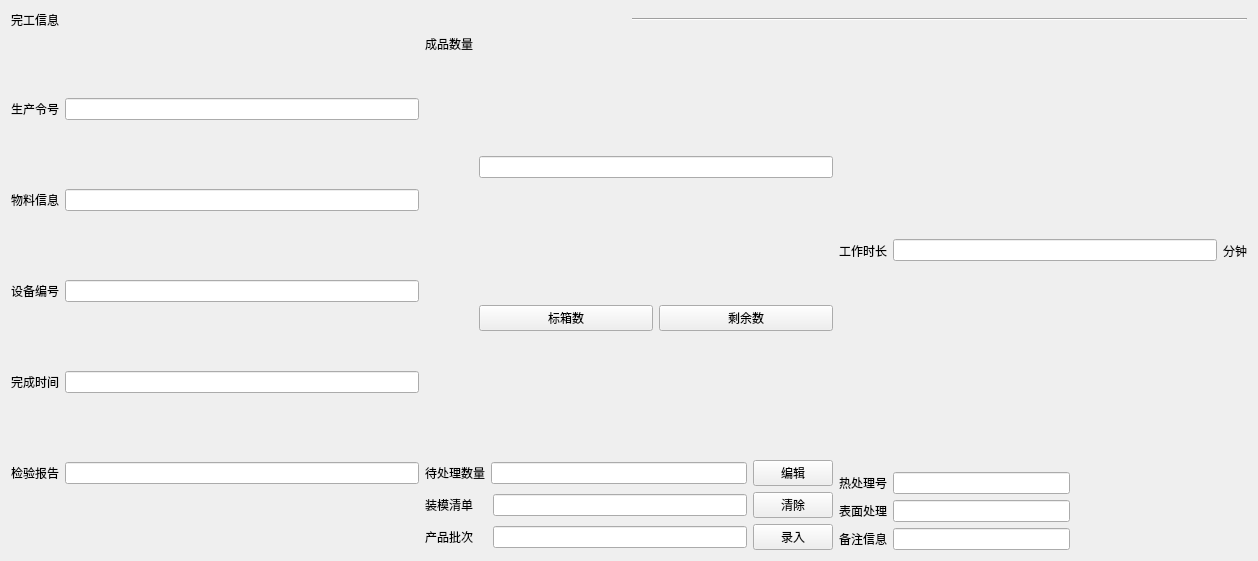
First picture: the form in createtab/finish_work.ui, repository wangxu989/QTcheck-worker, before the edit.
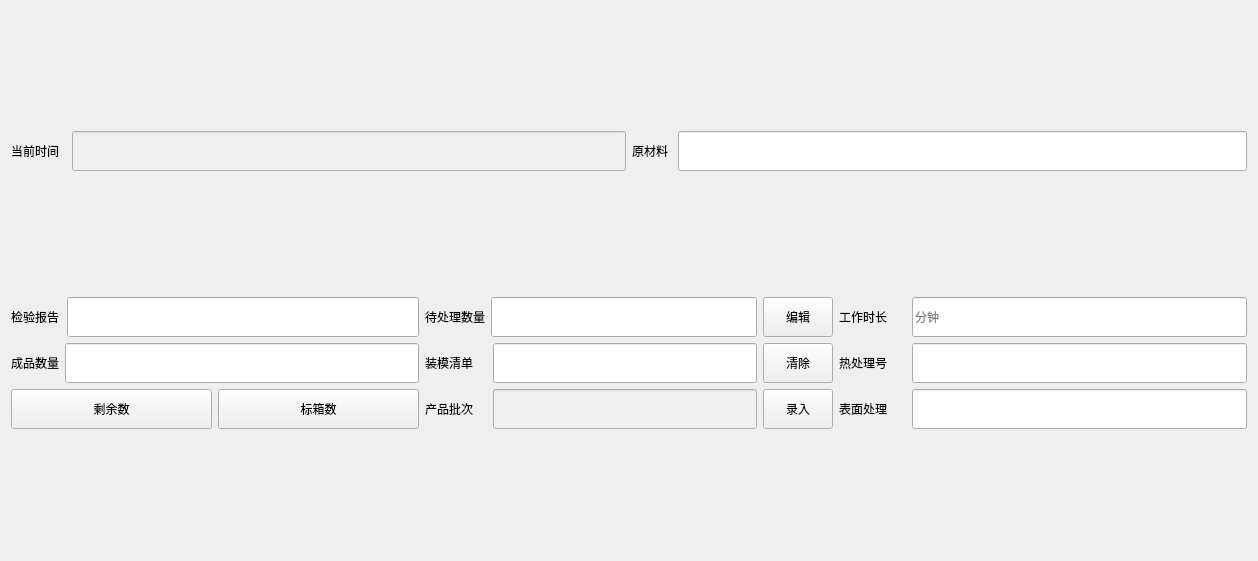
Second picture: the form after the edit. Custom widgets are drawn as their Qt base class.

What changed in the file:
```diff
--- a/createtab/finish_work.ui
+++ b/createtab/finish_work.ui
@@ -13,89 +13,68 @@
   <property name="windowTitle">
    <string>Form</string>
   </property>
-  <layout class="QHBoxLayout" name="horizontalLayout_16">
-   <item>
-    <layout class="QVBoxLayout" name="verticalLayout_6">
-     <item>
-      <layout class="QHBoxLayout" name="horizontalLayout">
-       <item>
-        <widget class="QLabel" name="label">
-         <property name="text">
-          <string>完工信息</string>
-         </property>
-        </widget>
-       </item>
-       <item>
-        <widget class="Line" name="line">
-         <property name="orientation">
-          <enum>Qt::Horizontal</enum>
-         </property>
-        </widget>
-       </item>
-      </layout>
-     </item>
-     <item>
-      <layout class="QHBoxLayout" name="horizontalLayout_18">
-       <item>
-        <layout class="QVBoxLayout" name="verticalLayout">
-         <item>
-          <layout class="QHBoxLayout" name="horizontalLayout_2">
-           <item>
-            <widget class="QLabel" name="label_2">
-             <property name="text">
-              <string>生产令号</string>
-             </property>
-            </widget>
-           </item>
-           <item>
-            <widget class="QLineEdit" name="lineEdit"/>
-           </item>
-          </layout>
-         </item>
-         <item>
-          <layout class="QHBoxLayout" name="horizontalLayout_3">
-           <item>
-            <widget class="QLabel" name="label_3">
-             <property name="text">
-              <string>物料信息</string>
-             </property>
-            </widget>
-           </item>
-           <item>
-            <widget class="QLineEdit" name="lineEdit_2"/>
-           </item>
-          </layout>
-         </item>
-         <item>
-          <layout class="QHBoxLayout" name="horizontalLayout_4">
-           <item>
-            <widget class="QLabel" name="label_4">
-             <property name="text">
-              <string>设备编号</string>
-             </property>
-            </widget>
-           </item>
-           <item>
-            <widget class="QLineEdit" name="lineEdit_3"/>
-           </item>
-          </layout>
-         </item>
+  <layout class="QVBoxLayout" name="verticalLayout_5" stretch="1,2">
          <item>
           <layout class="QHBoxLayout" name="horizontalLayout_5">
            <item>
+      <layout class="QHBoxLayout" name="horizontalLayout_3" stretch="1,10">
+       <item>
             <widget class="QLabel" name="label_5">
              <property name="text">
-              <string>完成时间</string>
+          <string>当前时间</string>
              </property>
             </widget>
            </item>
            <item>
-            <widget class="QLineEdit" name="lineEdit_5"/>
+        <widget class="MyLEdit" name="lineEdit_5">
+         <property name="enabled">
+          <bool>false</bool>
+         </property>
+         <property name="minimumSize">
+          <size>
+           <width>0</width>
+           <height>40</height>
+          </size>
+         </property>
+         <property name="maximumSize">
+          <size>
+           <width>16777215</width>
+           <height>16777215</height>
+          </size>
+         </property>
+        </widget>
            </item>
           </layout>
          </item>
          <item>
-          <layout class="QHBoxLayout" name="horizontalLayout_6">
+      <layout class="QHBoxLayout" name="horizontalLayout_7">
+       <item>
+        <widget class="QLabel" name="label">
+         <property name="text">
+          <string>原材料 </string>
+         </property>
+        </widget>
+       </item>
+       <item>
+        <widget class="MyLEdit" name="lineEdit">
+         <property name="minimumSize">
+          <size>
+           <width>0</width>
+           <height>40</height>
+          </size>
+         </property>
+        </widget>
+       </item>
+      </layout>
+     </item>
+    </layout>
+   </item>
+   <item>
+    <layout class="QHBoxLayout" name="horizontalLayout_8">
+     <item>
+      <layout class="QVBoxLayout" name="verticalLayout_2">
+       <item>
+        <layout class="QHBoxLayout" name="horizontalLayout_6" stretch="1,7">
            <item>
             <widget class="QLabel" name="label_6">
              <property name="text">
@@ -104,18 +83,24 @@
             </widget>
            </item>
            <item>
-            <widget class="QLineEdit" name="lineEdit_4"/>
+          <widget class="MyLEdit" name="lineEdit_4">
+           <property name="enabled">
+            <bool>true</bool>
+           </property>
+           <property name="minimumSize">
+            <size>
+             <width>0</width>
+             <height>40</height>
+            </size>
+           </property>
+          </widget>
            </item>
           </layout>
          </item>
-        </layout>
-       </item>
        <item>
-        <layout class="QVBoxLayout" name="verticalLayout_4">
+        <layout class="QVBoxLayout" name="verticalLayout">
          <item>
-          <layout class="QHBoxLayout" name="horizontalLayout_8">
-           <item>
-            <layout class="QVBoxLayout" name="verticalLayout_3">
+          <layout class="QHBoxLayout" name="horizontalLayout_4">
              <item>
               <widget class="QLabel" name="label_7">
                <property name="text">
@@ -124,41 +109,45 @@
               </widget>
              </item>
              <item>
-              <spacer name="verticalSpacer">
-               <property name="orientation">
-                <enum>Qt::Vertical</enum>
-               </property>
-               <property name="sizeHint" stdset="0">
+            <widget class="MyLEdit" name="lineEdit_6">
+             <property name="minimumSize">
                 <size>
-                 <width>20</width>
+               <width>0</width>
                  <height>40</height>
                 </size>
                </property>
-              </spacer>
+            </widget>
              </item>
             </layout>
            </item>
            <item>
-            <layout class="QVBoxLayout" name="verticalLayout_2">
-             <item>
-              <widget class="QLineEdit" name="lineEdit_6"/>
-             </item>
-             <item>
-              <layout class="QHBoxLayout" name="horizontalLayout_7">
+          <layout class="QHBoxLayout" name="horizontalLayout">
                <item>
                 <widget class="QPushButton" name="pushButton">
-                 <property name="text">
-                  <string>标箱数</string>
-                 </property>
-                </widget>
-               </item>
-               <item>
-                <widget class="QPushButton" name="pushButton_2">
+             <property name="minimumSize">
+              <size>
+               <width>0</width>
+               <height>40</height>
+              </size>
+             </property>
                  <property name="text">
                   <string>剩余数</string>
                  </property>
                 </widget>
                </item>
+           <item>
+            <widget class="QPushButton" name="pushButton_2">
+             <property name="minimumSize">
+              <size>
+               <width>0</width>
+               <height>40</height>
+              </size>
+             </property>
+             <property name="text">
+              <string>标箱数</string>
+             </property>
+            </widget>
+           </item>
               </layout>
              </item>
             </layout>
@@ -166,7 +155,9 @@
           </layout>
          </item>
          <item>
-          <layout class="QHBoxLayout" name="horizontalLayout_9">
+      <layout class="QVBoxLayout" name="verticalLayout_4">
+       <item>
+        <layout class="QHBoxLayout" name="horizontalLayout_9" stretch="1,5,1">
            <item>
             <widget class="QLabel" name="label_8">
              <property name="text">
@@ -175,10 +166,26 @@
             </widget>
            </item>
            <item>
-            <widget class="QLineEdit" name="lineEdit_7"/>
+          <widget class="MyLEdit" name="lineEdit_7">
+           <property name="enabled">
+            <bool>true</bool>
+           </property>
+           <property name="minimumSize">
+            <size>
+             <width>0</width>
+             <height>40</height>
+            </size>
+           </property>
+          </widget>
            </item>
            <item>
             <widget class="QPushButton" name="pushButton_3">
+           <property name="minimumSize">
+            <size>
+             <width>70</width>
+             <height>40</height>
+            </size>
+           </property>
              <property name="text">
               <string>编辑</string>
              </property>
@@ -187,7 +194,7 @@
           </layout>
          </item>
          <item>
-          <layout class="QHBoxLayout" name="horizontalLayout_10">
+        <layout class="QHBoxLayout" name="horizontalLayout_10" stretch="1,5,1">
            <item>
             <widget class="QLabel" name="label_10">
              <property name="text">
@@ -196,10 +203,26 @@
             </widget>
            </item>
            <item>
-            <widget class="QLineEdit" name="lineEdit_9"/>
+          <widget class="MyLEdit" name="lineEdit_9">
+           <property name="enabled">
+            <bool>true</bool>
+           </property>
+           <property name="minimumSize">
+            <size>
+             <width>0</width>
+             <height>40</height>
+            </size>
+           </property>
+          </widget>
            </item>
            <item>
             <widget class="QPushButton" name="pushButton_4">
+           <property name="minimumSize">
+            <size>
+             <width>70</width>
+             <height>40</height>
+            </size>
+           </property>
              <property name="text">
               <string>清除</string>
              </property>
@@ -208,7 +231,7 @@
           </layout>
          </item>
          <item>
-          <layout class="QHBoxLayout" name="horizontalLayout_11">
+        <layout class="QHBoxLayout" name="horizontalLayout_2" stretch="1,5,1">
            <item>
             <widget class="QLabel" name="label_9">
              <property name="text">
@@ -217,10 +240,26 @@
             </widget>
            </item>
            <item>
-            <widget class="QLineEdit" name="lineEdit_8"/>
+          <widget class="MyLEdit" name="lineEdit_8">
+           <property name="enabled">
+            <bool>false</bool>
+           </property>
+           <property name="minimumSize">
+            <size>
+             <width>0</width>
+             <height>40</height>
+            </size>
+           </property>
+          </widget>
            </item>
            <item>
             <widget class="QPushButton" name="pushButton_5">
+           <property name="minimumSize">
+            <size>
+             <width>70</width>
+             <height>40</height>
+            </size>
+           </property>
              <property name="text">
               <string>录入</string>
              </property>
@@ -231,9 +270,9 @@
         </layout>
        </item>
        <item>
-        <layout class="QVBoxLayout" name="verticalLayout_5">
+      <layout class="QVBoxLayout" name="verticalLayout_3">
          <item>
-          <layout class="QHBoxLayout" name="horizontalLayout_12">
+        <layout class="QHBoxLayout" name="horizontalLayout_12" stretch="1,5">
            <item>
             <widget class="QLabel" name="label_11">
              <property name="text">
@@ -242,11 +281,14 @@
             </widget>
            </item>
            <item>
-            <widget class="MyLEdit" name="lineEdit_10"/>
-           </item>
-           <item>
-            <widget class="QLabel" name="label_15">
-             <property name="text">
+          <widget class="MyLEdit" name="lineEdit_10">
+           <property name="minimumSize">
+            <size>
+             <width>0</width>
+             <height>40</height>
+            </size>
+           </property>
+           <property name="placeholderText">
               <string>分钟</string>
              </property>
             </widget>
@@ -254,7 +296,7 @@
           </layout>
          </item>
          <item>
-          <layout class="QHBoxLayout" name="horizontalLayout_13">
+        <layout class="QHBoxLayout" name="horizontalLayout_13" stretch="1,5">
            <item>
             <widget class="QLabel" name="label_12">
              <property name="text">
@@ -263,25 +305,19 @@
             </widget>
            </item>
            <item>
-            <widget class="MyLEdit" name="lineEdit_11"/>
-           </item>
-           <item>
-            <spacer name="horizontalSpacer_4">
-             <property name="orientation">
-              <enum>Qt::Horizontal</enum>
-             </property>
-             <property name="sizeHint" stdset="0">
+          <widget class="MyLEdit" name="lineEdit_11">
+           <property name="minimumSize">
               <size>
-               <width>40</width>
-               <height>20</height>
-              </size>
-             </property>
-            </spacer>
+             <width>0</width>
+             <height>40</height>
+            </size>
+           </property>
+          </widget>
            </item>
           </layout>
          </item>
          <item>
-          <layout class="QHBoxLayout" name="horizontalLayout_14">
+        <layout class="QHBoxLayout" name="horizontalLayout_14" stretch="1,5">
            <item>
             <widget class="QLabel" name="label_14">
              <property name="text">
@@ -290,49 +326,14 @@
             </widget>
            </item>
            <item>
-            <widget class="MyLEdit" name="lineEdit_13"/>
-           </item>
-           <item>
-            <spacer name="horizontalSpacer_5">
-             <property name="orientation">
-              <enum>Qt::Horizontal</enum>
-             </property>
-             <property name="sizeHint" stdset="0">
+          <widget class="MyLEdit" name="lineEdit_13">
+           <property name="minimumSize">
               <size>
-               <width>40</width>
-               <height>20</height>
-              </size>
-             </property>
-            </spacer>
-           </item>
-          </layout>
-         </item>
-         <item>
-          <layout class="QHBoxLayout" name="horizontalLayout_15">
-           <item>
-            <widget class="QLabel" name="label_13">
-             <property name="text">
-              <string>备注信息</string>
-             </property>
-            </widget>
-           </item>
-           <item>
-            <widget class="MyLEdit" name="lineEdit_12"/>
-           </item>
-           <item>
-            <spacer name="horizontalSpacer">
-             <property name="orientation">
-              <enum>Qt::Horizontal</enum>
-             </property>
-             <property name="sizeHint" stdset="0">
-              <size>
-               <width>40</width>
-               <height>20</height>
-              </size>
-             </property>
-            </spacer>
-           </item>
-          </layout>
+             <width>0</width>
+             <height>40</height>
+            </size>
+           </property>
+          </widget>
          </item>
         </layout>
        </item>
```
Lines whose indentation alone changed are shown as unchanged.
